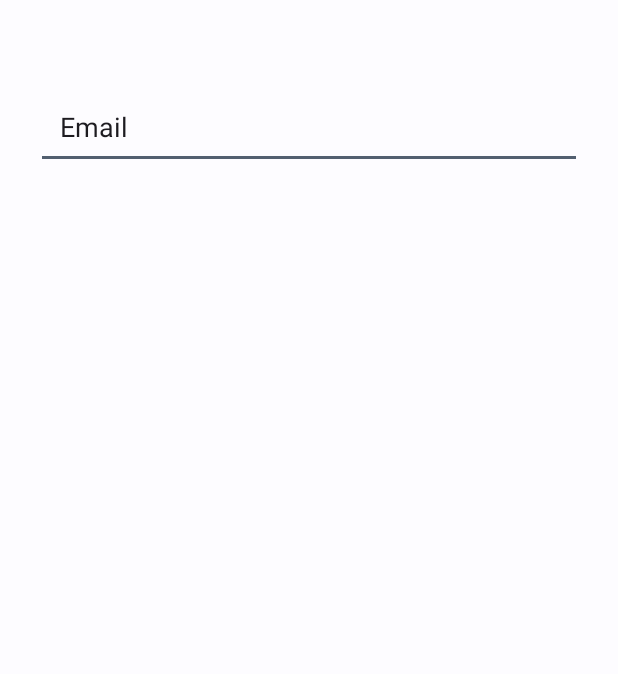
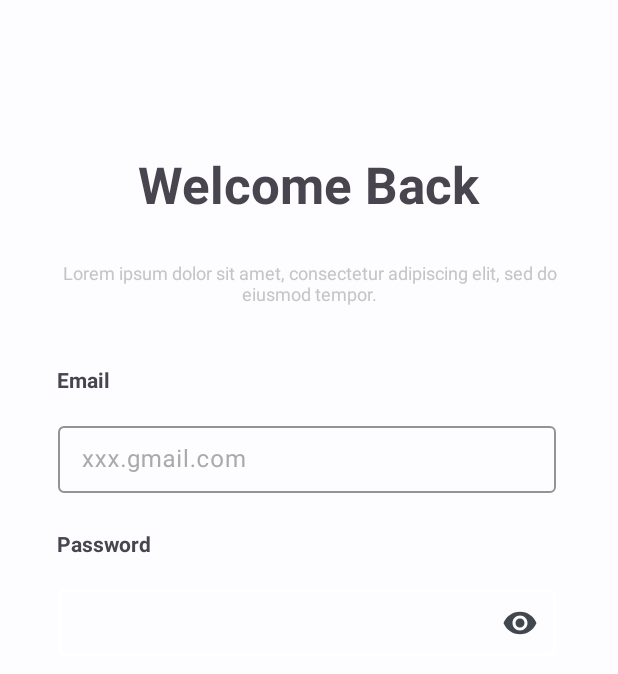
Before and after one commit to YIPZIYAN/LaunchPad, an Android app: the fragment LoginFragment shown on its own in the app's theme, on a phone screen of 412 x 824 dp. Shown: the top 674 px of the screen. Run offline under Robolectric (Android 15) with nearby library versions, the phone set to English and light mode, and no system bars; our stand-ins replace data binding.

Commit message:
Login Page Update #1

```diff
--- a/app/build.gradle.kts
+++ b/app/build.gradle.kts
@@ -47,6 +47,8 @@ dependencies {
     implementation("com.google.android.material:material:1.9.0")
     implementation("androidx.legacy:legacy-support-v4:1.0.0")
     implementation("androidx.constraintlayout:constraintlayout:2.1.4")
+    implementation("androidx.fragment:fragment-ktx:1.5.6")
+    implementation("androidx.activity:activity:1.8.0")
 
     val lifecycle_version = "2.6.1"
     implementation("androidx.lifecycle:lifecycle-viewmodel-ktx:$lifecycle_version")
--- a/app/src/main/AndroidManifest.xml
+++ b/app/src/main/AndroidManifest.xml
@@ -12,6 +12,9 @@
         android:supportsRtl="true"
         android:theme="@style/Theme.LaunchPad"
         tools:targetApi="31">
+        <activity
+            android:name=".view.DefaultActivity"
+            android:exported="false" />
         <activity
             android:name=".view.UserActivity"
             android:exported="false" />
--- a/app/src/main/res/layout/fragment_login.xml
+++ b/app/src/main/res/layout/fragment_login.xml
@@ -15,34 +15,101 @@
             android:layout_width="match_parent"
             android:layout_height="match_parent">
 
-            <com.google.android.material.textfield.TextInputEditText
-                android:id="@+id/edtEmail"
-                android:layout_width="match_parent"
-                android:layout_height="0dp"
-                android:layout_marginStart="24dp"
-                android:layout_marginTop="24dp"
-                android:layout_marginEnd="24dp"
-                android:ems="10"
 
-                android:inputType="textEmailAddress"
-                android:padding="16dp"
-                android:text="@string/email"
+            <TextView
+                android:id="@+id/textView12"
+                android:layout_width="wrap_content"
+                android:layout_height="wrap_content"
+                android:layout_marginTop="100dp"
+                android:text="Welcome Back"
+                android:textSize="34sp"
+                android:textStyle="bold"
                 app:layout_constraintEnd_toEndOf="parent"
                 app:layout_constraintStart_toStartOf="parent"
-                app:layout_constraintTop_toBottomOf="@+id/imageView" />
+                app:layout_constraintTop_toTopOf="parent" />
 
-            <ImageView
-                android:id="@+id/imageView"
+            <TextView
+                android:id="@+id/textView13"
+                android:layout_width="335dp"
+                android:layout_height="38dp"
+                android:layout_marginTop="28dp"
+                android:text="Lorem ipsum dolor sit amet, consectetur adipiscing elit, sed do eiusmod tempor."
+                android:textAlignment="center"
+                android:textColor="#C5C5C5"
+                android:textSize="12sp"
+                app:layout_constraintEnd_toEndOf="parent"
+                app:layout_constraintStart_toStartOf="parent"
+                app:layout_constraintTop_toBottomOf="@+id/textView12" />
+
+            <TextView
+                android:id="@+id/textView15"
                 android:layout_width="wrap_content"
                 android:layout_height="wrap_content"
                 android:layout_marginTop="32dp"
+                android:text="Email"
+                android:textStyle="bold"
                 app:layout_constraintEnd_toEndOf="parent"
+                app:layout_constraintHorizontal_bias="0.101"
                 app:layout_constraintStart_toStartOf="parent"
-                app:layout_constraintTop_toTopOf="parent"
-                tools:src="@tools:sample/avatars" />
+                app:layout_constraintTop_toBottomOf="@+id/textView13" />
 
+            <TextView
+                android:id="@+id/textView17"
+                android:layout_width="wrap_content"
+                android:layout_height="wrap_content"
+                android:layout_marginTop="24dp"
+                android:text="Password"
+                android:textSize="14sp"
+                android:textStyle="bold"
+                app:layout_constraintEnd_toEndOf="parent"
+                app:layout_constraintHorizontal_bias="0.109"
+                app:layout_constraintStart_toStartOf="parent"
+                app:layout_constraintTop_toBottomOf="@+id/textField1" />
+
+            <com.google.android.material.textfield.TextInputLayout
+                android:id="@+id/textField"
+                android:layout_width="332dp"
+                android:layout_height="50dp"
+                android:textColorHint="#AAAAAA"
+                app:boxStrokeColor="#FFFFFF"
+                app:endIconMode="password_toggle"
+                app:layout_constraintBottom_toBottomOf="parent"
+                app:layout_constraintEnd_toEndOf="parent"
+                app:layout_constraintHorizontal_bias="0.481"
+                app:layout_constraintStart_toStartOf="parent"
+                app:layout_constraintTop_toBottomOf="@+id/textView17"
+                app:layout_constraintVertical_bias="0.038">
+
+                <com.google.android.material.textfield.TextInputEditText
+                    android:id="@+id/textInputEditText3"
+                    android:layout_width="match_parent"
+                    android:layout_height="wrap_content"
+                    android:inputType="textPassword" />
+            </com.google.android.material.textfield.TextInputLayout>
+
+            <com.google.android.material.textfield.TextInputLayout
+                android:id="@+id/textField1"
+                android:layout_width="332dp"
+                android:layout_height="50dp"
+                android:layout_marginTop="16dp"
+                android:textColorHint="#AAAAAA"
+
+                app:boxStrokeColor="#FFFFFF"
+                app:layout_constraintEnd_toEndOf="parent"
+                app:layout_constraintHorizontal_bias="0.481"
+                app:layout_constraintStart_toStartOf="parent"
+                app:layout_constraintTop_toBottomOf="@+id/textView15">
+
+                <com.google.android.material.textfield.TextInputEditText
+                    android:id="@+id/textInputEditText4"
+                    android:layout_width="match_parent"
+                    android:layout_height="wrap_content"
+
+                    android:hint="xxx.gmail.com" />
+            </com.google.android.material.textfield.TextInputLayout>
 
         </androidx.constraintlayout.widget.ConstraintLayout>
+
     </FrameLayout>
 
 </layout>
--- a/app/src/main/res/navigation/user_nav.xml
+++ b/app/src/main/res/navigation/user_nav.xml
@@ -3,7 +3,7 @@
     xmlns:app="http://schemas.android.com/apk/res-auto"
     xmlns:tools="http://schemas.android.com/tools"
     android:id="@+id/user_nav"
-    app:startDestination="@id/homeFragment">
+    app:startDestination="@id/loginFragment2">
 
     <fragment
         android:id="@+id/homeFragment"
@@ -30,4 +30,9 @@
         android:name="com.example.launchpad.view.ProfileFragment"
         android:label="fragment_profile"
         tools:layout="@layout/fragment_profile" />
+    <fragment
+        android:id="@+id/loginFragment2"
+        android:name="com.example.launchpad.view.LoginFragment"
+        android:label="fragment_login"
+        tools:layout="@layout/fragment_login" />
 </navigation>
```
